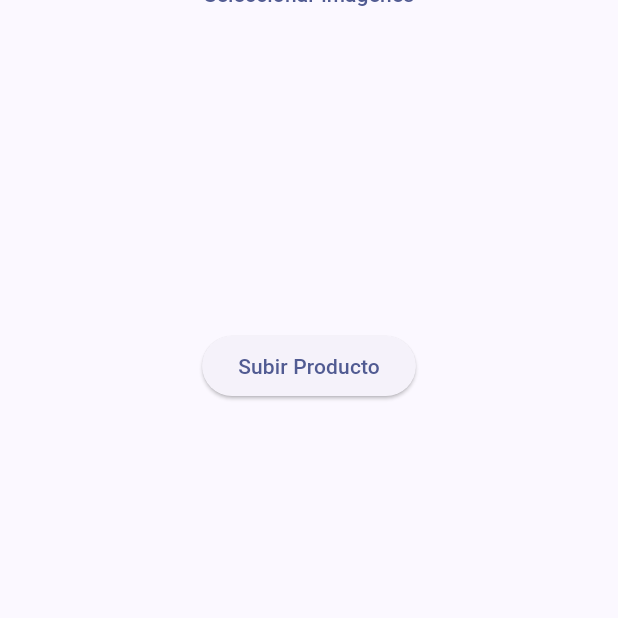
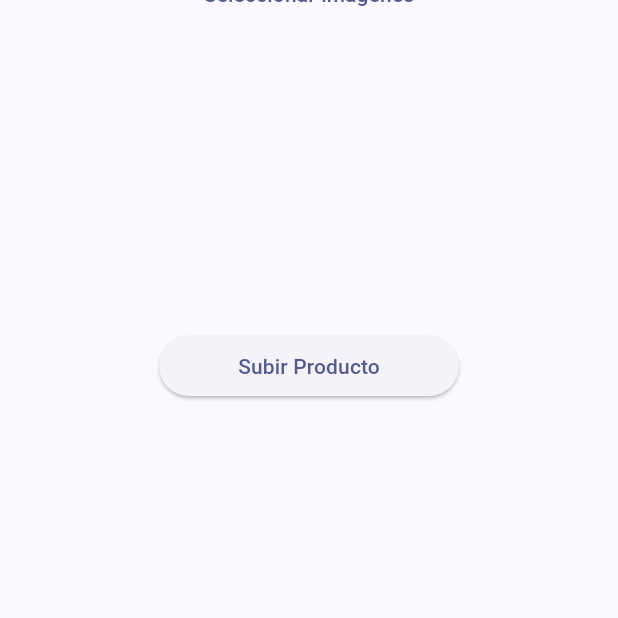
Before and after one commit to JUANIMAN/tiangucciApp, a Flutter app: the SubirProducto screen opened directly, on a phone screen of 412 x 824 dp, the part 618-1236 px from its top. Run offline on Flutter 3.47's test engine with Material 3 defaults, Android fonts, the phone set to English and light mode, and no system bars; our stand-ins replace carousel_slider, cloud_firestore, firebase_core, firebase_storage, image_picker, photo_view and 1 more; accounts and stored records are empty.

Commit message:
Se mejoro la vista de subir articulos

```diff
--- a/lib/vistas/subir_articulo.dart
+++ b/lib/vistas/subir_articulo.dart
@@ -20,6 +20,7 @@ class _SubirProductoState extends State<SubirProducto> {
   List<File>? _selectedImages;
   final List<String> _categories = ['electronica', 'ropa', 'deporte', 'otros'];
   String? _selectedCategory;
+  late bool _isLoading = false;
 
   Future<void> _pickImages() async {
     final pickedImages = await ImagePicker().pickMultiImage();
@@ -42,10 +43,14 @@ class _SubirProductoState extends State<SubirProducto> {
 
   Future<void> _uploadProduct() async {
     if (_formKey.currentState!.validate()) {
+      setState(() {
+        _isLoading = true;
+      });
       try {
         // Upload images if any
         List<String> imageUrls = [];
-        if (_selectedImages != null) { // Using a more descriptive name
+        if (_selectedImages != null) {
+          // Using a more descriptive name
           for (final imageFile in _selectedImages!) {
             final imageUrl = await uploadImage(imageFile);
             imageUrls.add(imageUrl);
@@ -62,20 +67,25 @@ class _SubirProductoState extends State<SubirProducto> {
         };
 
         // Store product in Firestore
-        final productRef = FirebaseFirestore.instance.collection('products').doc();
+        final productRef =
+            FirebaseFirestore.instance.collection('products').doc();
         await productRef.set(productData);
+
+        setState(() {
+          _isLoading = false;
+        });
 
         // Show success message and navigate back (or implement desired behavior)
         ScaffoldMessenger.of(context).showSnackBar(
           const SnackBar(content: Text('Producto subido exitosamente')),
         );
-        Navigator.pop(context); // Assuming this navigates back
       } catch (error) {
         print('Error uploading product: $error');
         ScaffoldMessenger.of(context).showSnackBar(
           const SnackBar(content: Text('Error al subir el producto')),
         );
       }
+      Navigator.pop(context);
     }
   }
 
@@ -172,16 +182,12 @@ class _SubirProductoState extends State<SubirProducto> {
                   child: const Text('Seleccionar imagenes'),
                 ),
 
-                Row(
-                  children: <Widget>[
-                    Expanded(
-                      child: SizedBox(
+                SizedBox(
                   height: 200.0,
                   child: ListView.builder(
                     scrollDirection: Axis.horizontal,
-                          itemCount: _selectedImages?.length ??
-                              0, // Verifica si _imageFile no es nulo
-                          itemBuilder: (BuildContext ctxt, int index) {
+                    itemCount: _selectedImages?.length ?? 0,
+                    itemBuilder: (BuildContext context, int index) {
                       final imageFile = _selectedImages?[index];
                       if (imageFile != null) {
                         return Stack(
@@ -198,8 +204,7 @@ class _SubirProductoState extends State<SubirProducto> {
                                   color: Colors.red),
                               onPressed: () {
                                 setState(() {
-                                        _selectedImages?.removeAt(
-                                            index); // Elimina la imagen seleccionada
+                                  _selectedImages?.removeAt(index); // Elimina la imagen seleccionada
                                 });
                               },
                             ),
@@ -211,14 +216,15 @@ class _SubirProductoState extends State<SubirProducto> {
                     },
                   ),
                 ),
-                    ),
-                  ],
-                ),
 
                 // Upload Button
-                ElevatedButton(
-                  onPressed: _uploadProduct,
-                  child: const Text('Subir Producto'),
+                SizedBox(
+                  width: 200,
+                  child: ElevatedButton(
+                      onPressed: _isLoading == false ? _uploadProduct : null,
+                      child: _isLoading == true
+                          ? const CircularProgressIndicator()
+                          : const Text('Subir Producto')),
                 ),
               ],
             ),
```
Lines whose indentation alone changed are shown as unchanged.
